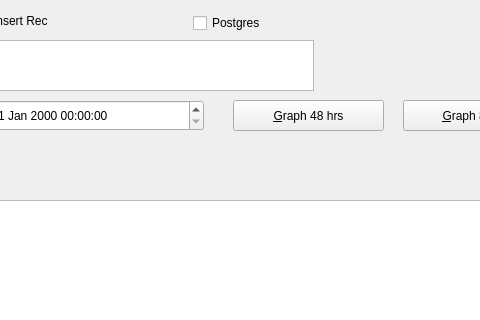
Old version of the form forms/sugar.ui in the repository lbase/bpvitals; both pictures show x 317 to 797 and y 0 to 320 of the 1247 by 692 pixel window.
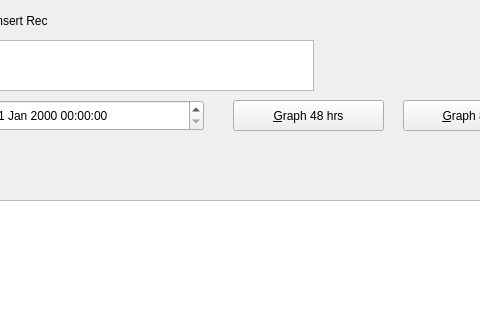
New version of the form.

What changed in the file:
```diff
--- a/forms/sugar.ui
+++ b/forms/sugar.ui
@@ -95,19 +95,6 @@
     <string/>
    </property>
   </widget>
-  <widget class="QCheckBox" name="chkPG">
-   <property name="geometry">
-    <rect>
-     <x>510</x>
-     <y>10</y>
-     <width>94</width>
-     <height>26</height>
-    </rect>
-   </property>
-   <property name="text">
-    <string>Postgres</string>
-   </property>
-  </widget>
   <widget class="QPushButton" name="btnInsert">
    <property name="geometry">
     <rect>
```
